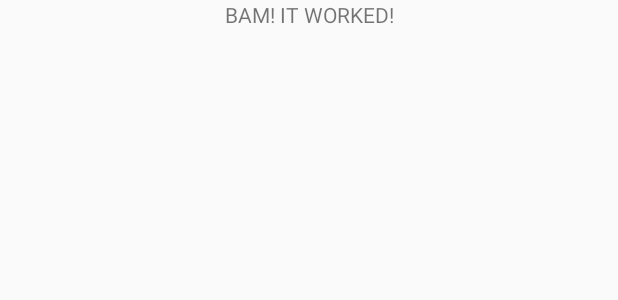
After one commit to lobstertron/PocketBar, an Android app: the layout activity_recipe.xml on its own in the app's theme, with its tools: preview values and no code run, on a phone screen of 412 x 824 dp. The commit adds this screen. Shown: the top 300 px of the screen. Run offline under Robolectric (Android 15) with nearby library versions, the phone set to English and light mode, and no system bars.

Commit message:
Added RecipeActivity and got it working to at least display some of the data. Just need to refine it and figure out how to get the rest of the cocktail's data.

```diff
--- /dev/null
+++ b/app/src/main/res/layout/activity_recipe.xml
@@ -0,0 +1,19 @@
+<?xml version="1.0" encoding="utf-8"?>
+<androidx.constraintlayout.widget.ConstraintLayout xmlns:android="http://schemas.android.com/apk/res/android"
+    xmlns:app="http://schemas.android.com/apk/res-auto"
+    xmlns:tools="http://schemas.android.com/tools"
+    android:layout_width="match_parent"
+    android:layout_height="match_parent"
+    tools:context="com.core.android.pocketbar.RecipeActivity">
+
+    <TextView
+        android:id="@+id/textView2"
+        android:layout_width="wrap_content"
+        android:layout_height="wrap_content"
+        android:text="@string/bam_it_worked"
+        tools:layout_editor_absoluteX="176dp"
+        tools:layout_editor_absoluteY="356dp"
+        app:layout_constraintEnd_toEndOf="parent"
+        app:layout_constraintStart_toStartOf="parent"
+        app:layout_constraintTop_toTopOf="parent"/>
+</androidx.constraintlayout.widget.ConstraintLayout>
--- a/app/src/main/res/values/strings.xml
+++ b/app/src/main/res/values/strings.xml
@@ -97,4 +97,5 @@
     <string name="add_ingredient_hint">Enter ingredient</string>
     <string name="title_activity_shoppinglist">Shopping List</string>
     <string name="shopping_list_title">Shopping List</string>
+    <string name="bam_it_worked">BAM! IT WORKED!</string>
 </resources>
```
Also changed, not shown: app/src/main/AndroidManifest.xml (+10 -6 lines), app/src/main/java/com/core/android/pocketbar/RecipeActivity.java (added, +27 -0 lines).
